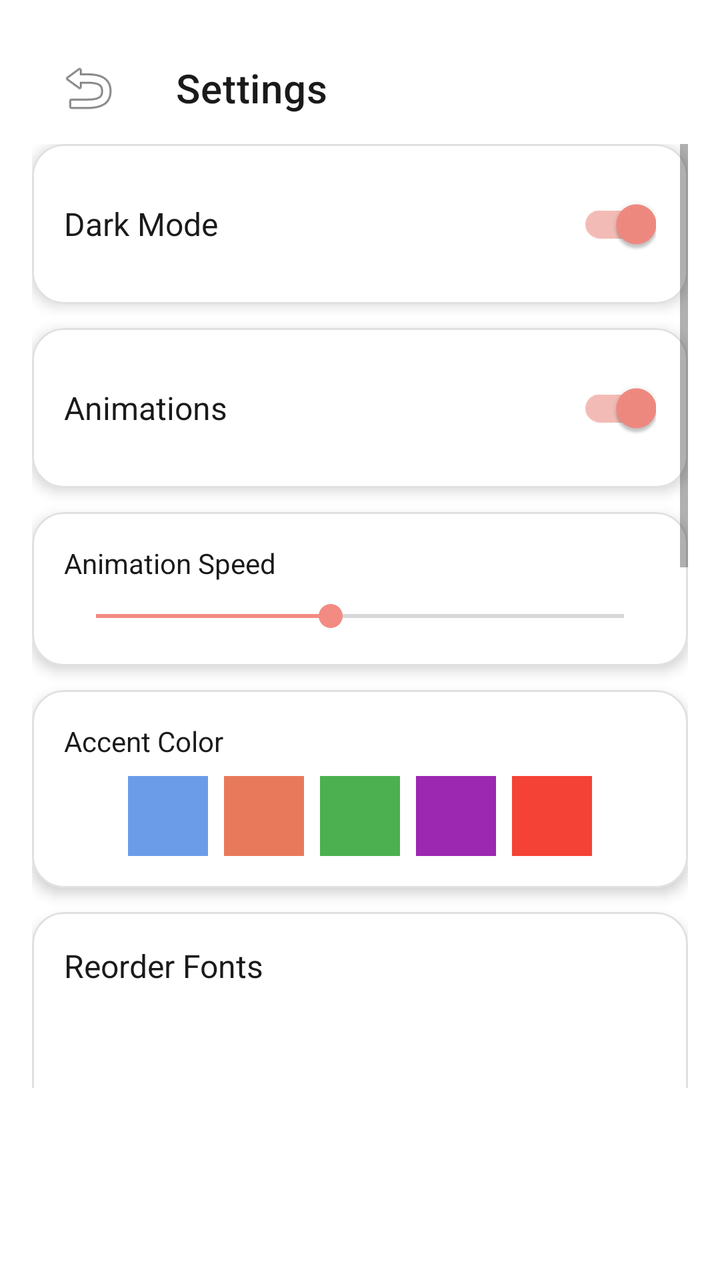
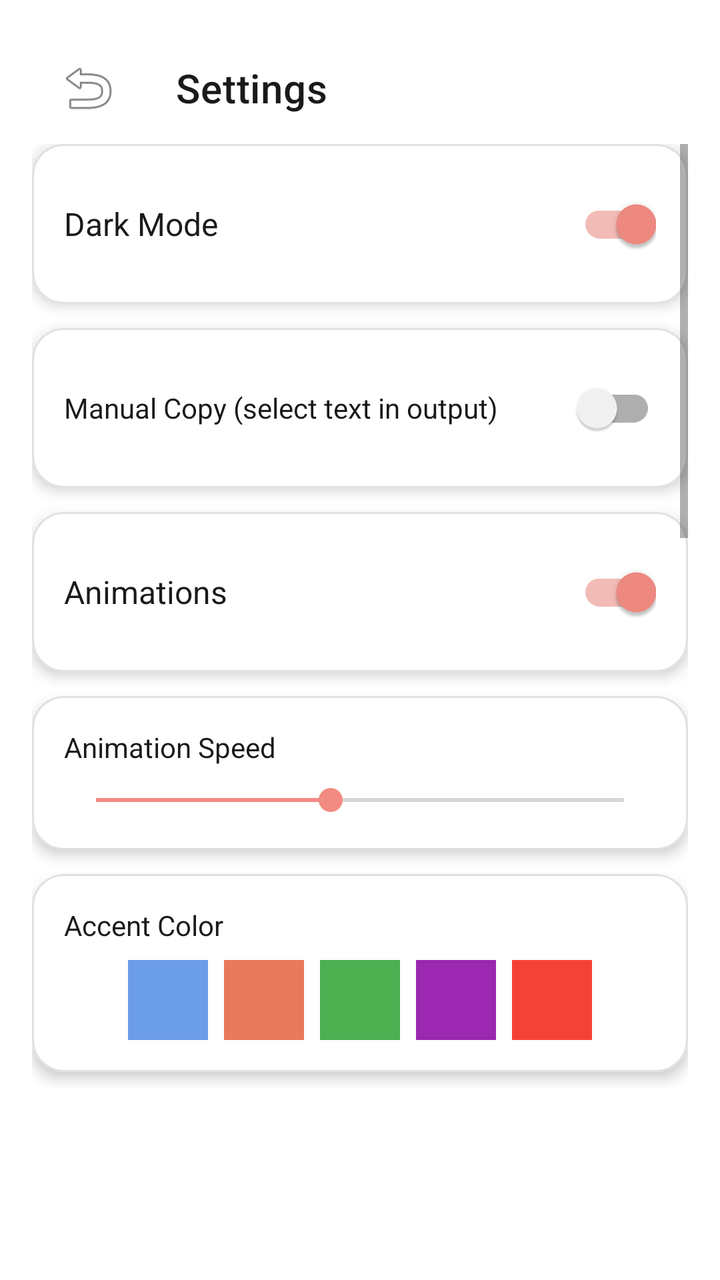

Screens rendered from an Android XML layout before and after an edit, with the pre-edit source and the edit as a unified diff.
<!-- AndroidManifest.xml: application theme Theme.FontsApp -->
<!-- res/layout/activity_settings.xml -->
<?xml version="1.0" encoding="utf-8"?>
<LinearLayout xmlns:android="http://schemas.android.com/apk/res/android"
    xmlns:app="http://schemas.android.com/apk/res-auto"
    android:layout_width="match_parent"
    android:layout_height="match_parent"
    android:orientation="vertical"
    android:background="?android:colorBackground"
    android:padding="16dp">

    <com.google.android.material.appbar.MaterialToolbar
        android:id="@+id/toolbar"
        android:layout_width="match_parent"
        android:layout_height="?android:attr/actionBarSize"
        android:background="?android:colorBackground"
        app:title="@string/settings"
        app:navigationIcon="@android:drawable/ic_menu_revert"
        app:titleTextColor="@color/text_primary" />

    <ScrollView
        android:layout_width="match_parent"
        android:layout_height="match_parent"
        android:paddingBottom="80dp">

        <LinearLayout
            android:layout_width="match_parent"
            android:layout_height="wrap_content"
            android:orientation="vertical"
            android:gravity="center_horizontal">

            
            <com.google.android.material.card.MaterialCardView
                android:layout_width="match_parent"
                android:layout_height="wrap_content"
                android:layout_marginBottom="12dp"
                app:cardCornerRadius="16dp"
                app:cardElevation="4dp"
                app:cardBackgroundColor="@color/card_background"
                app:strokeWidth="1dp"
                app:strokeColor="@color/divider">

                <LinearLayout
                    android:layout_width="match_parent"
                    android:layout_height="wrap_content"
                    android:orientation="horizontal"
                    android:gravity="center_vertical"
                    android:padding="16dp">

                    <TextView
                        android:layout_width="0dp"
                        android:layout_height="wrap_content"
                        android:layout_weight="1"
                        android:text="@string/dark_mode"
                        android:textSize="16sp"
                        android:textColor="@color/text_primary" />

                    <com.google.android.material.switchmaterial.SwitchMaterial
                        android:id="@+id/switchDarkMode"
                        android:layout_width="wrap_content"
                        android:layout_height="wrap_content"
                        android:checked="true" />

                </LinearLayout>

            </com.google.android.material.card.MaterialCardView>

            
            <com.google.android.material.card.MaterialCardView
                android:layout_width="match_parent"
                android:layout_height="wrap_content"
                android:layout_marginBottom="12dp"
                app:cardCornerRadius="16dp"
                app:cardElevation="4dp"
                app:cardBackgroundColor="@color/card_background"
                app:strokeWidth="1dp"
                app:strokeColor="@color/divider">

                <LinearLayout
                    android:layout_width="match_parent"
                    android:layout_height="wrap_content"
                    android:orientation="horizontal"
                    android:gravity="center_vertical"
                    android:padding="16dp">

                    <TextView
                        android:layout_width="0dp"
                        android:layout_height="wrap_content"
                        android:layout_weight="1"
                        android:text="@string/animations"
                        android:textSize="16sp"
                        android:textColor="@color/text_primary" />

                    <com.google.android.material.switchmaterial.SwitchMaterial
                        android:id="@+id/switchAnimations"
                        android:layout_width="wrap_content"
                        android:layout_height="wrap_content"
                        android:checked="true" />

                </LinearLayout>

            </com.google.android.material.card.MaterialCardView>

            
            <com.google.android.material.card.MaterialCardView
                android:layout_width="match_parent"
                android:layout_height="wrap_content"
                android:layout_marginBottom="12dp"
                app:cardCornerRadius="16dp"
                app:cardElevation="4dp"
                app:cardBackgroundColor="@color/card_background"
                app:strokeWidth="1dp"
                app:strokeColor="@color/divider">

                <LinearLayout
                    android:layout_width="match_parent"
                    android:layout_height="wrap_content"
                    android:orientation="vertical"
                    android:padding="16dp">

                    <TextView
                        android:layout_width="wrap_content"
                        android:layout_height="wrap_content"
                        android:text="Animation Speed"
                        android:textSize="14sp"
                        android:textColor="@color/text_primary"
                        android:layout_marginBottom="8dp" />

                    <SeekBar
                        android:id="@+id/sbAnimSpeed"
                        android:layout_width="match_parent"
                        android:layout_height="wrap_content"
                        android:max="10"
                        android:progress="5"
                        android:min="1" />

                </LinearLayout>

            </com.google.android.material.card.MaterialCardView>

            
            <com.google.android.material.card.MaterialCardView
                android:layout_width="match_parent"
                android:layout_height="wrap_content"
                android:layout_marginBottom="12dp"
                app:cardCornerRadius="16dp"
                app:cardElevation="4dp"
                app:cardBackgroundColor="@color/card_background"
                app:strokeWidth="1dp"
                app:strokeColor="@color/divider">

                <LinearLayout
                    android:layout_width="match_parent"
                    android:layout_height="wrap_content"
                    android:orientation="vertical"
                    android:padding="16dp">

                    <TextView
                        android:layout_width="wrap_content"
                        android:layout_height="wrap_content"
                        android:text="Accent Color"
                        android:textSize="14sp"
                        android:textColor="@color/text_primary"
                        android:layout_marginBottom="8dp" />

                    <LinearLayout
                        android:layout_width="match_parent"
                        android:layout_height="wrap_content"
                        android:orientation="horizontal"
                        android:gravity="center">

                        <View
                            android:id="@+id/colorBlue"
                            android:layout_width="40dp"
                            android:layout_height="40dp"
                            android:layout_marginEnd="8dp"
                            android:background="@color/accent_blue"
                            android:clickable="true"
                            android:focusable="true" />

                        <View
                            android:id="@+id/colorOrange"
                            android:layout_width="40dp"
                            android:layout_height="40dp"
                            android:layout_marginEnd="8dp"
                            android:background="@color/accent_orange"
                            android:clickable="true"
                            android:focusable="true" />

                        <View
                            android:id="@+id/colorGreen"
                            android:layout_width="40dp"
                            android:layout_height="40dp"
                            android:layout_marginEnd="8dp"
                            android:background="@color/accent_green"
                            android:clickable="true"
                            android:focusable="true" />

                        <View
                            android:id="@+id/colorPurple"
                            android:layout_width="40dp"
                            android:layout_height="40dp"
                            android:layout_marginEnd="8dp"
                            android:background="#FF9C27B0"
                            android:clickable="true"
                            android:focusable="true" />

                        <View
                            android:id="@+id/colorRed"
                            android:layout_width="40dp"
                            android:layout_height="40dp"
                            android:background="#FFF44336"
                            android:clickable="true"
                            android:focusable="true" />

                    </LinearLayout>

                </LinearLayout>

            </com.google.android.material.card.MaterialCardView>

            
            <com.google.android.material.card.MaterialCardView
                android:layout_width="match_parent"
                android:layout_height="wrap_content"
                android:layout_marginBottom="12dp"
                app:cardCornerRadius="16dp"
                app:cardElevation="4dp"
                app:cardBackgroundColor="@color/card_background"
                app:strokeWidth="1dp"
                app:strokeColor="@color/divider">

                <LinearLayout
                    android:layout_width="match_parent"
                    android:layout_height="wrap_content"
                    android:orientation="vertical"
                    android:padding="16dp">

                    <TextView
                        android:layout_width="wrap_content"
                        android:layout_height="wrap_content"
                        android:text="@string/reorder_fonts"
                        android:textSize="16sp"
                        android:textColor="@color/text_primary"
                        android:layout_marginBottom="8dp" />

                    <androidx.recyclerview.widget.RecyclerView
                        android:id="@+id/rvReorderFonts"
                        android:layout_width="match_parent"
                        android:layout_height="300dp"
                        android:nestedScrollingEnabled="false" />

                </LinearLayout>

            </com.google.android.material.card.MaterialCardView>

            
            <com.google.android.material.card.MaterialCardView
                android:layout_width="match_parent"
                android:layout_height="wrap_content"
                android:layout_marginBottom="12dp"
                app:cardCornerRadius="16dp"
                app:cardElevation="4dp"
                app:cardBackgroundColor="@color/card_background"
                app:strokeWidth="1dp"
                app:strokeColor="@color/divider">

                <LinearLayout
                    android:layout_width="match_parent"
                    android:layout_height="wrap_content"
                    android:orientation="vertical"
                    android:padding="16dp">

                    <TextView
                        android:layout_width="wrap_content"
                        android:layout_height="wrap_content"
                        android:text="Hide/Show Fonts"
                        android:textSize="16sp"
                        android:textColor="@color/text_primary"
                        android:layout_marginBottom="8dp" />

                    <androidx.recyclerview.widget.RecyclerView
                        android:id="@+id/rvHideFonts"
                        android:layout_width="match_parent"
                        android:layout_height="400dp"
                        android:nestedScrollingEnabled="true" />

                </LinearLayout>

            </com.google.android.material.card.MaterialCardView>

        </LinearLayout>

    </ScrollView>

</LinearLayout>
<!-- resources referenced by this layout -->
<resources>
  <color name="accent_blue">#FF6B9CE8</color>
  <color name="accent_green">#FF4CAF50</color>
  <color name="accent_orange">#FFE87A5B</color>
  <color name="card_background">#FFFFFFFF</color>
  <color name="divider">#FFE0E0E0</color>
  <color name="text_primary">#FF1A1A1A</color>
  <string name="animations">Animations</string>
  <string name="dark_mode">Dark Mode</string>
  <string name="reorder_fonts">Reorder Fonts</string>
  <string name="settings">Settings</string>
  <style name="Theme.FontsApp" parent="Theme.MaterialComponents.DayNight.NoActionBar">
          <item name="colorPrimary">@color/primary</item>
          <item name="colorPrimaryVariant">@color/primary_variant</item>
          <item name="colorOnPrimary">@color/on_primary</item>
          <item name="colorSecondary">@color/secondary</item>
          <item name="colorSecondaryVariant">@color/secondary_variant</item>
          <item name="colorOnSecondary">@color/on_secondary</item>
          <item name="android:colorBackground">@color/background</item>
          <item name="colorSurface">@color/surface</item>
          <item name="colorOnSurface">@color/on_surface</item>
          <item name="colorError">@color/error</item>
          <item name="android:statusBarColor">@color/background</item>
          <item name="android:navigationBarColor">@color/background</item>
          <item name="android:forceDarkAllowed">false</item>
      </style>
  <color name="primary">#FF8AB4F8</color>
  <color name="primary_variant">#FF6B9CE8</color>
  <color name="on_primary">#FF000000</color>
  <color name="secondary">#FFF28B82</color>
  <color name="secondary_variant">#FFE87A5B</color>
  <color name="on_secondary">#FF000000</color>
  <color name="background">#FFFFFFFF</color>
  <color name="surface">#FFF5F5F5</color>
  <color name="on_surface">#FF1A1A1A</color>
  <color name="error">#FFB00020</color>
</resources>

<!-- the commit's change to res/layout/activity_settings.xml (unified diff, before → after) -->
@@ -85,6 +85,42 @@
                         android:layout_width="0dp"
                         android:layout_height="wrap_content"
                         android:layout_weight="1"
+                        android:text="Manual Copy (select text in output)"
+                        android:textSize="14sp"
+                        android:textColor="@color/text_primary" />
+
+                    <com.google.android.material.switchmaterial.SwitchMaterial
+                        android:id="@+id/switchManualCopy"
+                        android:layout_width="wrap_content"
+                        android:layout_height="wrap_content"
+                        android:checked="false" />
+
+                </LinearLayout>
+
+            </com.google.android.material.card.MaterialCardView>
+
+            
+            <com.google.android.material.card.MaterialCardView
+                android:layout_width="match_parent"
+                android:layout_height="wrap_content"
+                android:layout_marginBottom="12dp"
+                app:cardCornerRadius="16dp"
+                app:cardElevation="4dp"
+                app:cardBackgroundColor="@color/card_background"
+                app:strokeWidth="1dp"
+                app:strokeColor="@color/divider">
+
+                <LinearLayout
+                    android:layout_width="match_parent"
+                    android:layout_height="wrap_content"
+                    android:orientation="horizontal"
+                    android:gravity="center_vertical"
+                    android:padding="16dp">
+
+                    <TextView
+                        android:layout_width="0dp"
+                        android:layout_height="wrap_content"
+                        android:layout_weight="1"
                         android:text="@string/animations"
                         android:textSize="16sp"
                         android:textColor="@color/text_primary" />
